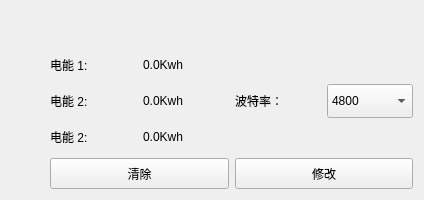
This is IDC_TestSystem/SI-PDU/si_setting/si_elesetwid.ui in ChinaClever/IDC_TestSystem as Qt 5 draws it before an edit. The edited form follows.
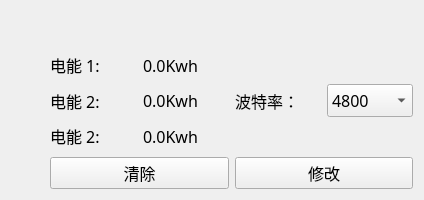
This is the edited form.

What changed in the file:
```diff
--- a/IDC_TestSystem/SI-PDU/si_setting/si_elesetwid.ui
+++ b/IDC_TestSystem/SI-PDU/si_setting/si_elesetwid.ui
@@ -10,6 +10,12 @@
     <height>200</height>
    </rect>
   </property>
+  <property name="font">
+   <font>
+    <family>微软雅黑</family>
+    <pointsize>12</pointsize>
+   </font>
+  </property>
   <property name="windowTitle">
    <string>Form</string>
   </property>
```
